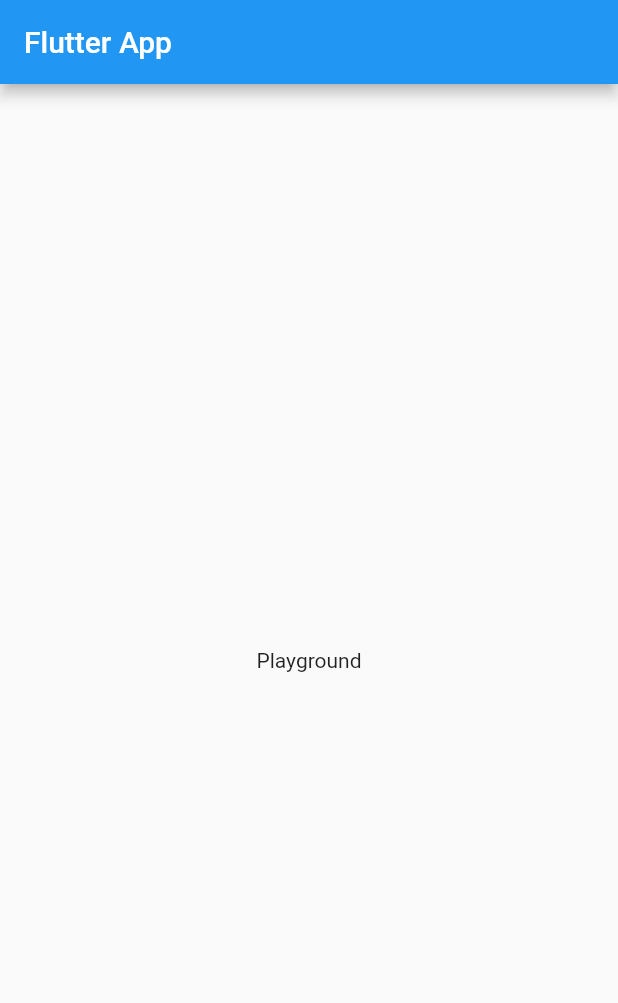
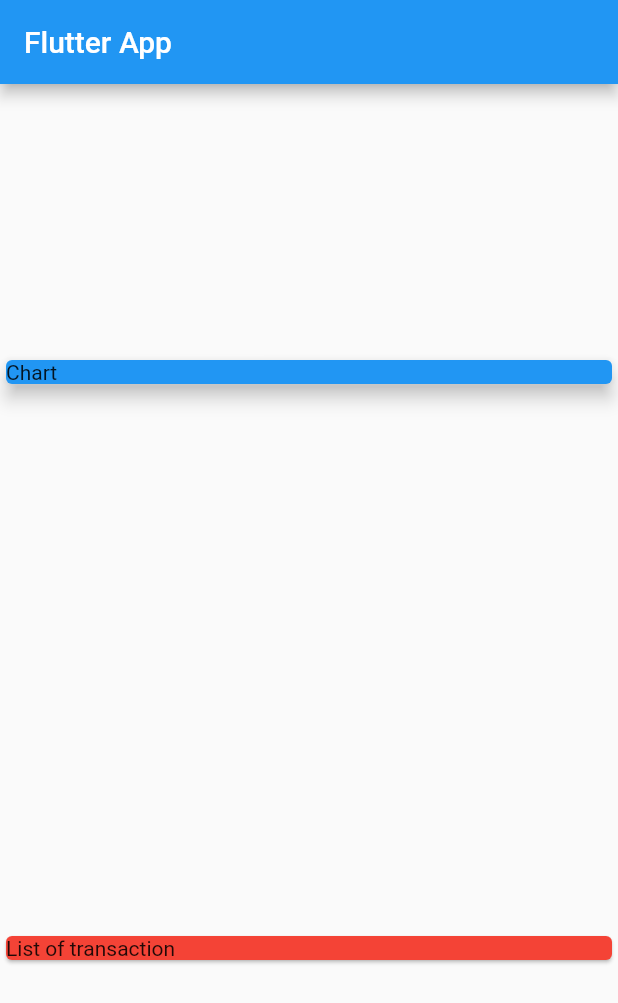
Before and after one commit to acybulska/expenses_app, a Flutter app: the screen it shows after launch, on a phone screen of 412 x 824 dp. Shown: the top 1003 px of the screen. Run offline on Flutter 3.47's test engine with Material 2 defaults, Android fonts, the phone set to English and light mode, and no system bars.

Commit message:
Combining Widgets & Column Understanding

```diff
--- a/lib/main.dart
+++ b/lib/main.dart
@@ -18,12 +18,26 @@ class MyHomePage extends StatelessWidget {
   @override
   Widget build(BuildContext context) {
     return Scaffold(
-      appBar: AppBar(
-        title: Text('Flutter App'),
-      ),
-      body: Center(
-        child: Text("Playground"),
-      ),
-    );
+        appBar: AppBar(
+          title: Text('Flutter App'),
+        ),
+        body: Column(
+          mainAxisAlignment: MainAxisAlignment.spaceAround,
+          crossAxisAlignment: CrossAxisAlignment.stretch,
+          children: <Widget>[
+            Container(
+              width: double.infinity,
+              child: Card(
+                color: Colors.blue,
+                child: Text("Chart"),
+                elevation: 5,
+              ),
+            ),
+            Card(
+              child: Text("List of transaction"),
+              color: Colors.red,
+            )
+          ],
+        ));
   }
 }
```
